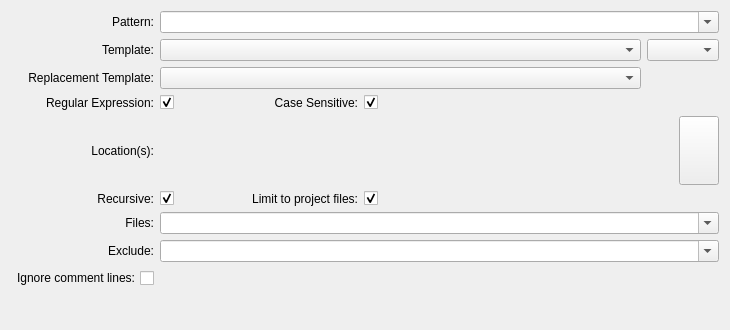
Qt form grepwidget.ui (otzy007/kdevgrepview-hide-comments) before a commit.
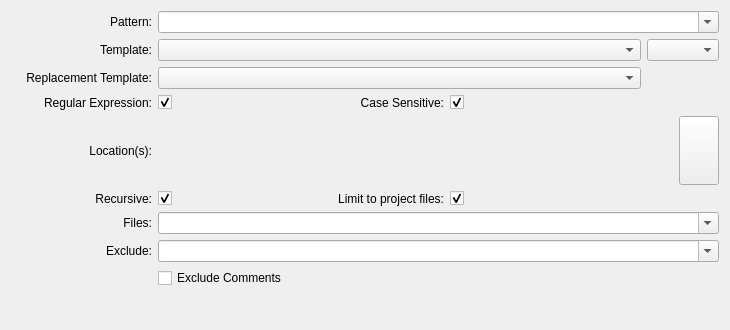
The same form after that commit. Custom widgets are drawn as their Qt base class.

Diff of the .ui file:
```diff
--- a/grepwidget.ui
+++ b/grepwidget.ui
@@ -185,6 +185,22 @@
      </property>
     </widget>
    </item>
+   <item row="9" column="1">
+    <spacer>
+     <property name="orientation">
+      <enum>Qt::Horizontal</enum>
+     </property>
+     <property name="sizeType">
+      <enum>QSizePolicy::Fixed</enum>
+     </property>
+     <property name="sizeHint" stdset="0">
+      <size>
+       <width>41</width>
+       <height>20</height>
+      </size>
+     </property>
+    </spacer>
+   </item>
    <item row="4" column="1" colspan="4">
     <widget class="KUrlRequester" name="directoryRequester">
      <property name="sizePolicy">
@@ -337,22 +353,6 @@
      </property>
     </spacer>
    </item>
-   <item row="9" column="1">
-    <spacer>
-     <property name="orientation">
-      <enum>Qt::Horizontal</enum>
-     </property>
-     <property name="sizeType">
-      <enum>QSizePolicy::Fixed</enum>
-     </property>
-     <property name="sizeHint" stdset="0">
-      <size>
-       <width>41</width>
-       <height>20</height>
-      </size>
-     </property>
-    </spacer>
-   </item>
    <item row="9" column="2">
     <spacer>
      <property name="orientation">
@@ -405,13 +405,10 @@
      </property>
     </widget>
    </item>
-   <item row="8" column="0">
-    <widget class="QCheckBox" name="ignoreCommentsCheck">
-     <property name="layoutDirection">
-      <enum>Qt::RightToLeft</enum>
-     </property>
+   <item row="8" column="1">
+    <widget class="QCheckBox" name="excludeCommentsCheck">
      <property name="text">
-      <string>Ignore comment lines:</string>
+      <string>Exclude Comments</string>
      </property>
     </widget>
    </item>
```
Left out of the diff: 29 changed lines with no effect on the pictures.
